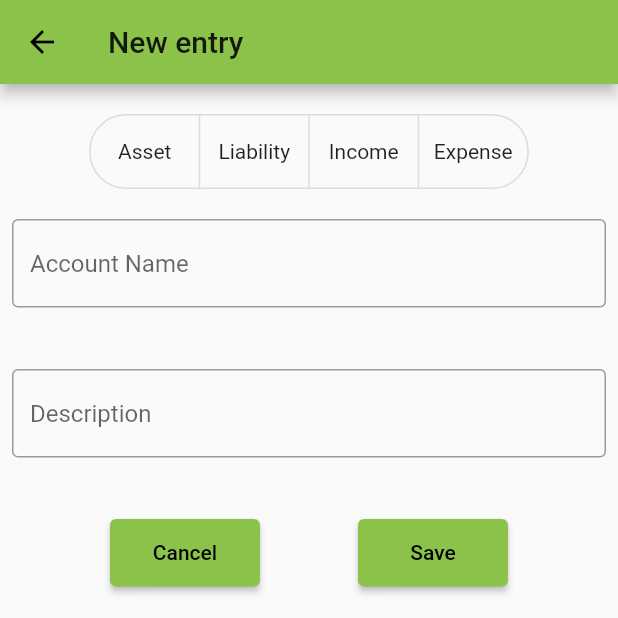
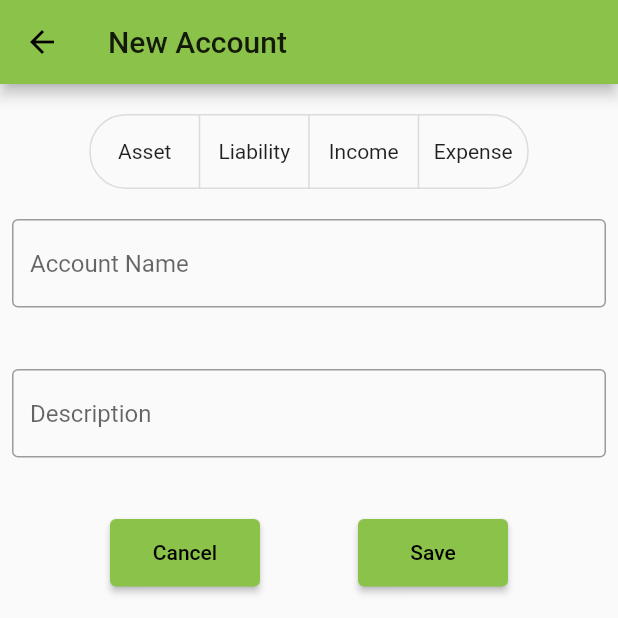
Before and after one commit to anoopramanujam/butterfly_finance, a Flutter app: the AccountScreen screen opened directly, on a phone screen of 412 x 824 dp, the top half of it. Run offline on Flutter 3.47's test engine with Material 2 defaults, Android fonts, the light colour scheme and no system bars; our stand-ins replace sqflite; accounts and stored records are empty.

```diff
--- a/lib/screens/account/account_screen.dart
+++ b/lib/screens/account/account_screen.dart
@@ -13,8 +13,8 @@ class AccountScreen extends StatelessWidget {
     return Scaffold(
         appBar: AppBar(
           title: Text(account.accountId == Constants.indexNewRecord
-              ? Constants.titleAddTransaction
-              : Constants.titleEditTransaction),
+              ? Constants.titleAddAccount
+              : Constants.titleEditAccount),
         ),
         body: AccountAddEdit(
           account: account,
--- a/lib/utils/constants.dart
+++ b/lib/utils/constants.dart
@@ -30,6 +30,8 @@ class Constants {
   static const titleAddTransaction = 'New entry';
   static const titleEditTransaction = 'Edit entry';
   static const datePickerLabel = 'Change';
+  static const titleAddAccount = 'New Account';
+  static const titleEditAccount = 'Edit Account';
 
   static const labelTxnDate = 'Transaction Date';
   static const labelTxnAmount = 'Amount';
@@ -43,6 +45,8 @@ class Constants {
 
   static const infoTransactionDelete = 'Transaction Deleted';
   static const errInvalidAmount = 'Please enter a valid amount';
+  static const errInvalidAccountType = 'Please select a valid account type';
+  static const errInvalidAccountName = 'Please enter a valid account name';
 
   static const infoAccountDelete = 'TODO: Account Deleted';
 
```
Also changed, not shown: lib/common/account/account_add_edit.dart (+17 -0 lines).
